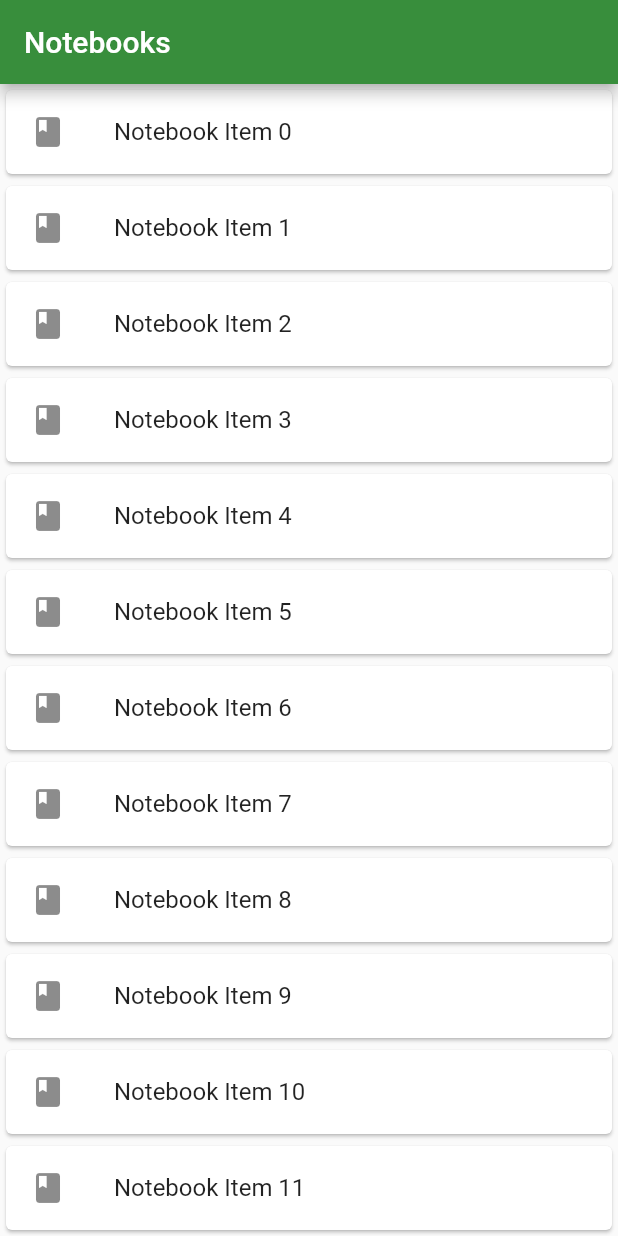
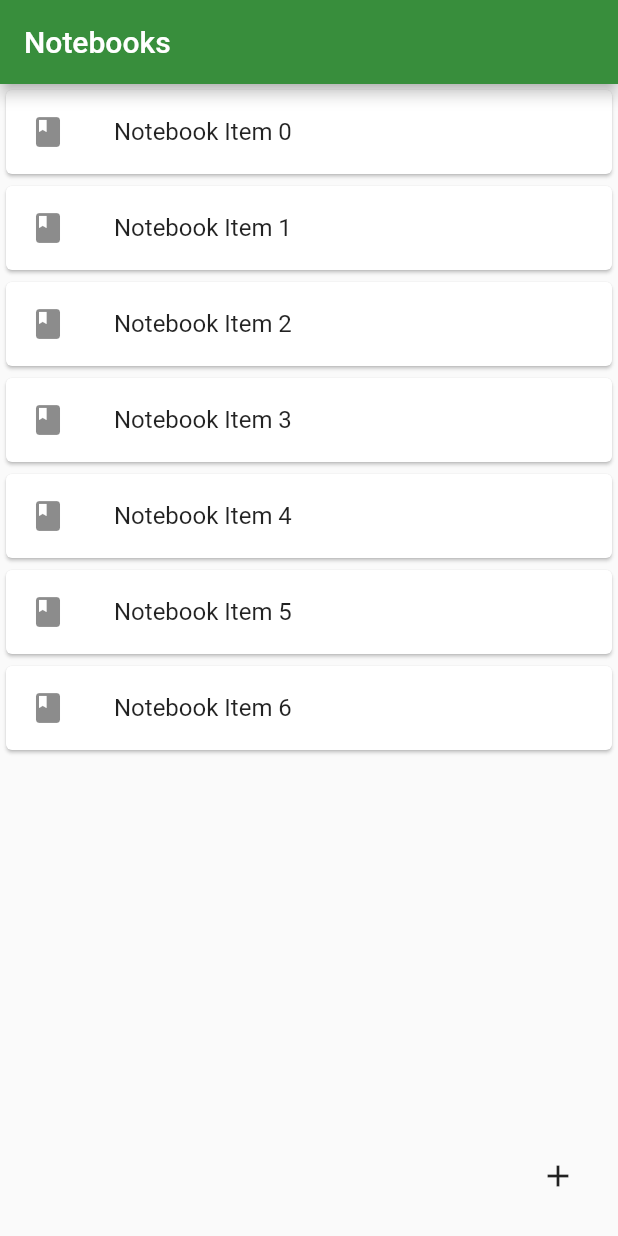
Before and after one commit to Rigonpa/FlutterApp, a Flutter app: the screen it shows after launch, on a phone screen of 412 x 824 dp. Run offline on Flutter 3.47's test engine with Material 2 defaults, Android fonts, the phone set to English and light mode, and no system bars.

Commit message:
Lista de notebooks y navegación

```diff
--- a/lib/domain/notebook.dart
+++ b/lib/domain/notebook.dart
@@ -11,7 +11,7 @@ class Notebook extends ChangeNotifier {
   // Constructores
   Notebook();
   Notebook.testDataBuilder() {
-    _notes.addAll(List.generate(100, (index) => Note(content: "Item $index")));
+    _notes.addAll(List.generate(7, (index) => Note(content: "Item $index")));
   }
 
   // Accesores
--- a/lib/domain/notebooks.dart
+++ b/lib/domain/notebooks.dart
@@ -11,7 +11,7 @@ class Notebooks with ChangeNotifier {
   // Constructors
   Notebooks();
   Notebooks.loadData() {
-    _notebooks.addAll(List.generate(15, (index) {
+    _notebooks.addAll(List.generate(7, (index) {
       return Notebook.testDataBuilder();
     }));
   }
--- a/lib/scenes/notebooks_scene.dart
+++ b/lib/scenes/notebooks_scene.dart
@@ -1,4 +1,6 @@
+import 'package:EverPobre/domain/notebook.dart';
 import 'package:EverPobre/domain/notebooks.dart';
+import 'package:EverPobre/scenes/notes_scene.dart';
 import 'package:flutter/material.dart';
 
 final Notebooks model = Notebooks.loadData();
@@ -40,7 +42,13 @@ class _NotebooksListViewState extends State<NotebooksListView> {
         itemBuilder: (context, index) {
           return NotebookSliver(widget.m, index);
         },
-        ));
+      ),
+      floatingActionButton: IconButton(
+          icon: Icon(Icons.add),
+          onPressed: () {
+            widget.m.add(Notebook.testDataBuilder());
+          }),
+    );
   }
 }
 
@@ -69,12 +77,18 @@ class _NotebookSliverState extends State<NotebookSliver> {
         widget.notebooks.removeAt(widget.index);
         setState(() {});
       },
+      child: InkWell(
+        onTap: () {
+          Navigator.pushNamed(context, NotesListView.routeName,
+              arguments: widget.notebooks[widget.index]);
+        },
         child: Card(
           child: ListTile(
             leading: Icon(Icons.book),
             title: Text("Notebook ${noteb[widget.index].body}"),
           ),
         ),
+      ),
     );
   }
 }
--- a/lib/scenes/notes_scene.dart
+++ b/lib/scenes/notes_scene.dart
@@ -83,7 +83,6 @@ class _NoteSliverState extends State<NoteSliver> {
       ),
       child: InkWell(
         onTap: () {
-          print("Pasar a la vista detalle de esta nota");
           Navigator.pushNamed(context, NoteDetailView.routeName,
               arguments: widget.notebook[widget.index]);
         },
```
Lines whose indentation alone changed are shown as unchanged.
